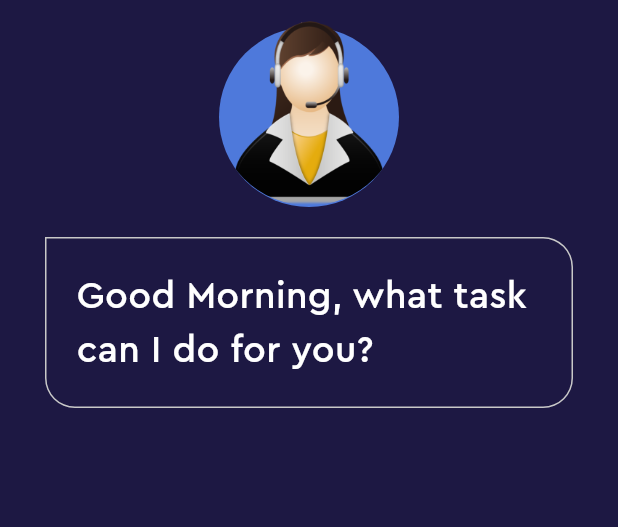
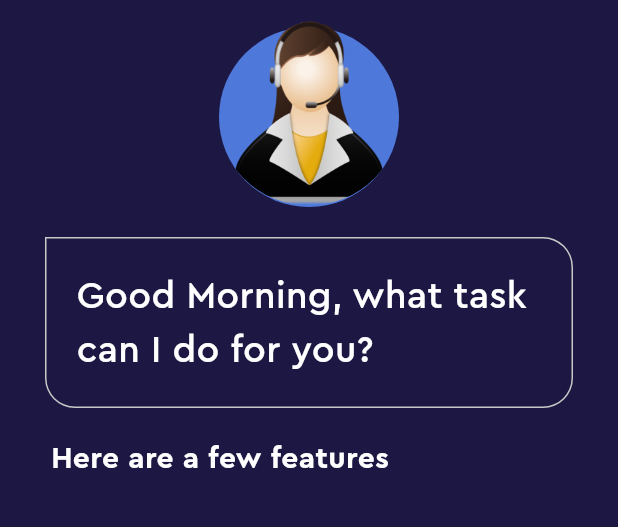
Before and after one commit to manoharacharyaa/allen, a Flutter app: the screen it shows after launch, on a phone screen of 412 x 824 dp, the part 63-590 px from its top. Run offline on Flutter 3.47's test engine with Material 2 defaults, Android fonts, the phone set to English and light mode, and no system bars.

Commit message:
4.Here are a few features

```diff
--- a/lib/home_page.dart
+++ b/lib/home_page.dart
@@ -72,6 +72,20 @@ class _HomePageState extends State<HomePage> {
               ),
             ),
           ),
+          Container(
+            padding: EdgeInsets.all(10),
+            alignment: Alignment.centerLeft,
+            margin: EdgeInsets.only(top: 10, left: 24),
+            child: const Text(
+              'Here are a few features',
+              style: TextStyle(
+                fontFamily: 'Cera Pro',
+                color: Pallete.mainFontColor,
+                fontSize: 20,
+                fontWeight: FontWeight.bold,
+              ),
+            ),
+          ),
         ],
       ),
     );
```
